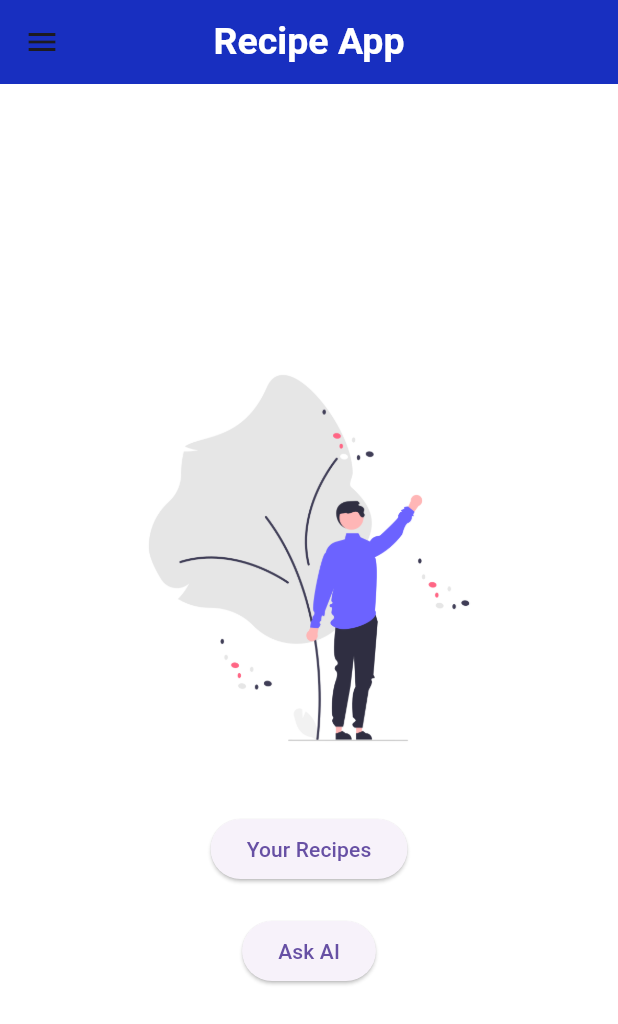
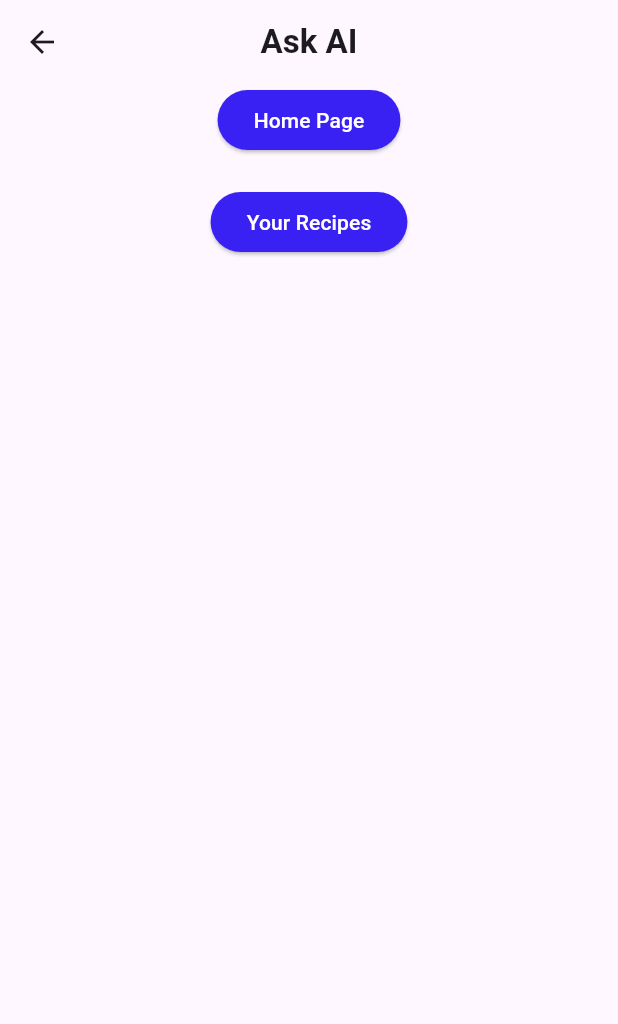
Before and after one commit to CosmicArcher17/RecipeManager, a Flutter app: the screen it shows after launch, after a tap on "Ask AI", on a phone screen of 412 x 824 dp. Shown: the top 1024 px of the screen. Run offline on Flutter 3.47's test engine with Material 3 defaults, Android fonts, the phone set to English and light mode, and no system bars.

Commit message:
5 complete

```diff
--- a/lib/main.dart
+++ b/lib/main.dart
@@ -1,4 +1,5 @@
 import 'package:flutter/material.dart';
+import 'package:recipe_manager/pages/ask_ai.dart';
 import 'package:recipe_manager/pages/home.dart';
 import 'package:recipe_manager/pages/your_recipes.dart';
 
@@ -15,6 +16,7 @@ class RecipeManager extends StatelessWidget {
       routes:{
         "/home": (context)=>HomePage(),
         "/ViewRecipes":(context)=>RecipeView(),
+        "/AIPage":(context)=>AIPage(),
       },
 
     );
--- /dev/null
+++ b/lib/pages/ask_ai.dart
@@ -0,0 +1,33 @@
+import 'package:flutter/material.dart';
+
+class AIPage extends StatelessWidget {
+  const AIPage({super.key});
+
+  @override
+  Widget build(BuildContext context) {
+    return Scaffold(
+      appBar: AppBar(
+        title:Text("Ask AI",style: TextStyle(fontWeight: FontWeight.bold),),
+        centerTitle:true
+        ),
+      body: Center(
+        child: Column(children: [
+          ElevatedButton(onPressed: (){
+            Navigator.pushNamed(context,"/home");
+          },
+          style: ElevatedButton.styleFrom(backgroundColor: const Color.fromARGB(255, 58, 33, 243)),
+          child:Text("Home Page",style: TextStyle(color:Colors.white))
+          ),
+          SizedBox(height: 20,),
+          ElevatedButton(onPressed: (){
+            Navigator.pushNamed(context,"/ViewRecipes");
+          },
+          style: ElevatedButton.styleFrom(backgroundColor: const Color.fromARGB(255, 58, 33, 243)),
+          child:Text("Your Recipes",style: TextStyle(color:Colors.white))
+          ),
+        ],
+      )
+      ),
+    );
+  }
+}
--- a/lib/pages/home.dart
+++ b/lib/pages/home.dart
@@ -29,7 +29,8 @@ class HomePage extends StatelessWidget {
               onPressed: () {
                 Navigator.pushNamed(context, "/ViewRecipes");
               },
-              child: Text("Your Recipes"),
+              style: ElevatedButton.styleFrom(backgroundColor: const Color.fromARGB(255, 58, 33, 243)),
+              child: Text("Your Recipes",style: TextStyle(color:Colors.white)),
             ),
              SizedBox(
               height: 20,
@@ -38,7 +39,8 @@ class HomePage extends StatelessWidget {
               onPressed: (){
               Navigator.pushNamed(context,"/AIPage");
             },
-            child:Text("Ask AI")
+            style: ElevatedButton.styleFrom(backgroundColor: const Color.fromARGB(255, 58, 33, 243)),
+            child:Text("Ask AI",style: TextStyle(color:Colors.white)),
             ),
 
           ],
```
Also changed, not shown: lib/pages/your_recipes.dart (+11 -2 lines).
